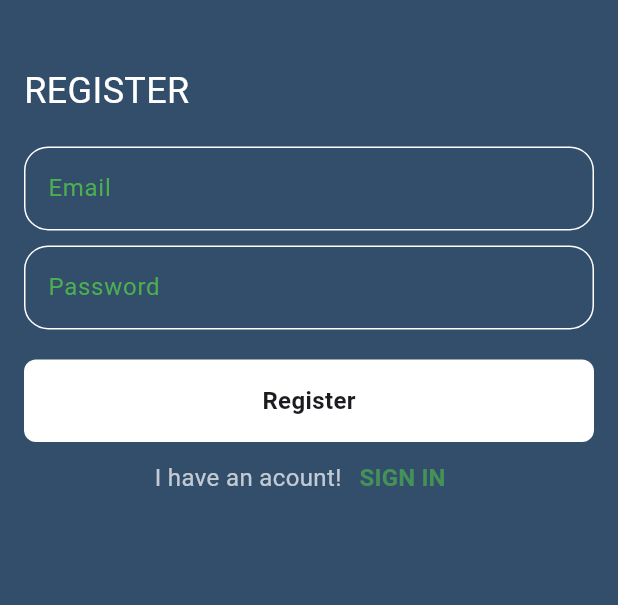
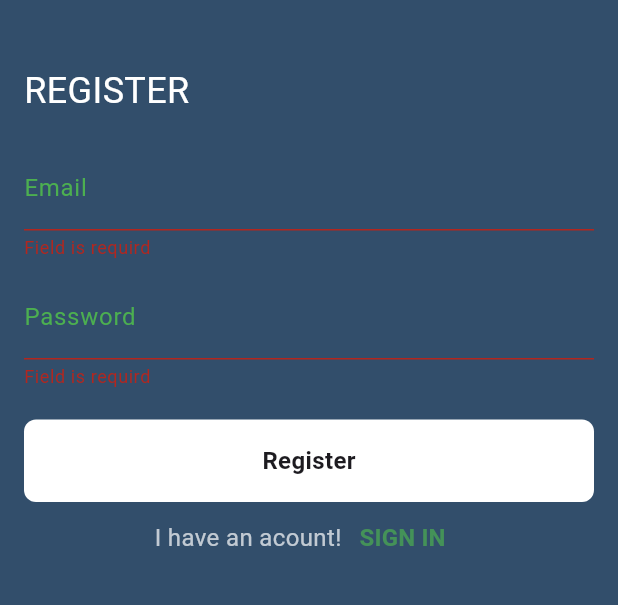
Before and after one commit to wael-saif23/chat_app_tr2, a Flutter app: the RegisterPage screen opened by its route, after a tap on "Register", on a phone screen of 412 x 824 dp, the part 333-938 px from its top. Run offline on Flutter 3.47's test engine with Material 3 defaults, Android fonts, the light colour scheme and no system bars; our stand-ins replace firebase_auth, firebase_core; accounts and stored records are empty.

Commit message:
try solve the problem but not yet

```diff
--- a/lib/views/login_page.dart
+++ b/lib/views/login_page.dart
@@ -45,23 +45,19 @@
             const SizedBox(
               height: 20,
             ),
-            const CustomTextFile(
+            const CustomTextFromFile(
               hintText: "Email",
             ),
             const SizedBox(
               height: 10,
             ),
-            const CustomTextFile(
+            const CustomTextFromFile(
               hintText: "Password",
             ),
             const SizedBox(
               height: 20,
             ),
-             CustomBotum(
-              ontap: () {
-
-              },
-              text: 'Sing In'),
+            CustomBotum(ontap: () {}, text: 'Sing In'),
             Row(
               mainAxisAlignment: MainAxisAlignment.center,
               children: [
--- a/lib/views/register_page.dart
+++ b/lib/views/register_page.dart
@@ -1,21 +1,24 @@
 import 'package:chat_app_2/constant.dart';
 import 'package:chat_app_2/widgets/custom_botum.dart';
 import 'package:chat_app_2/widgets/custom_text_file.dart';
-import 'package:firebase_core/firebase_core.dart';
 import 'package:flutter/material.dart';
 import 'package:firebase_auth/firebase_auth.dart';
 
+// ignore: must_be_immutable
 class RegisterPage extends StatelessWidget {
   RegisterPage({super.key});
   static String id = "Register Page";
   String? email;
   String? password;
+  GlobalKey<FormState> formKey = GlobalKey();
   @override
   Widget build(BuildContext context) {
     return Scaffold(
       backgroundColor: KMainColor,
       body: Padding(
         padding: const EdgeInsets.symmetric(horizontal: 16),
+        child: Form(
+          key: formKey,
           child: ListView(
             children: [
               const SizedBox(
@@ -48,7 +51,8 @@
               const SizedBox(
                 height: 20,
               ),
-            CustomTextFile(
+              CustomTextFromFile(
+
                 onchanged: (value) {
                   email = value;
                 },
@@ -57,7 +61,7 @@
               const SizedBox(
                 height: 10,
               ),
-            CustomTextFile(
+              CustomTextFromFile(
                 onchanged: (value) {
                   password = value;
                 },
@@ -68,25 +72,28 @@
               ),
               CustomBotum(
                   ontap: () async {
+                    if (formKey.currentState!.validate()) {
                       try {
-                    final credential = await FirebaseAuth.instance
-                        .createUserWithEmailAndPassword(
-                      email: email!,
-                      password: password!,
-                    );
-                    ScaffoldMessenger.of(context).showSnackBar(
-                      SnackBar(
-                        content: Text("sucsses"),
-                      ),
-                    );
+                        await registerMethod();
+                        // ignore: use_build_context_synchronously
+                        showSnackBar(context, "success");
                       } on FirebaseAuthException catch (e) {
                         if (e.code == 'weak-password') {
-                      print('The password provided is too weak.');
+                          // ignore: use_build_context_synchronously
+                          showSnackBar(
+                              context, 'The password provided is too weak.');
                         } else if (e.code == 'email-already-in-use') {
-                      print('The account already exists for that email.');
+                          // ignore: use_build_context_synchronously
+                          showSnackBar(context,
+                              'The account already exists for that email.');
+                        } else {
+                          // ignore: use_build_context_synchronously
+                          showSnackBar(context, e.toString());
                         }
                       } catch (e) {
-                    print(e);
+                        // ignore: use_build_context_synchronously
+                        showSnackBar(context, e.toString());
+                      }
                     }
                   },
                   text: 'Register'),
@@ -117,6 +124,23 @@
             ],
           ),
         ),
+      ),
+    );
+  }
+
+  Future<void> registerMethod() async {
+    UserCredential userCredential =
+        await FirebaseAuth.instance.createUserWithEmailAndPassword(
+      email: email!,
+      password: password!,
+    );
+  }
+
+  void showSnackBar(BuildContext context, String text) {
+    ScaffoldMessenger.of(context).showSnackBar(
+      SnackBar(
+        content: Text(text),
+      ),
     );
   }
 }
--- a/lib/widgets/custom_text_file.dart
+++ b/lib/widgets/custom_text_file.dart
@@ -1,12 +1,19 @@
 import 'package:flutter/material.dart';
 
-class CustomTextFile extends StatelessWidget {
-  const CustomTextFile({super.key, required this.hintText, this.onchanged});
+class CustomTextFromFile extends StatelessWidget {
+  const CustomTextFromFile(
+      {super.key, required this.hintText, this.onchanged});
   final String hintText;
   final Function(String)? onchanged;
   @override
   Widget build(BuildContext context) {
-    return TextField(
+    return TextFormField(
+      validator: (value) {
+        if (value!.isEmpty) {
+          return "Field is requird";
+        }
+        return null;
+      },
       onChanged: onchanged,
       cursorColor: Colors.white,
       decoration: InputDecoration(
```
Lines whose indentation alone changed are shown as unchanged.
